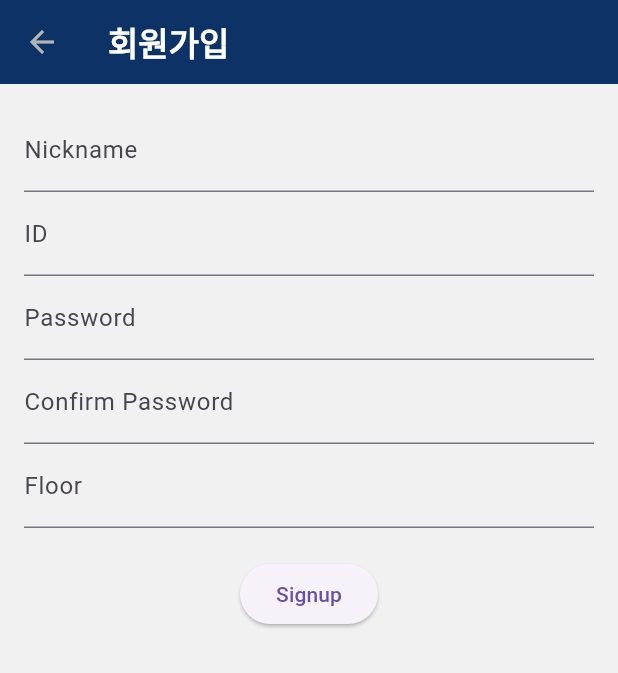
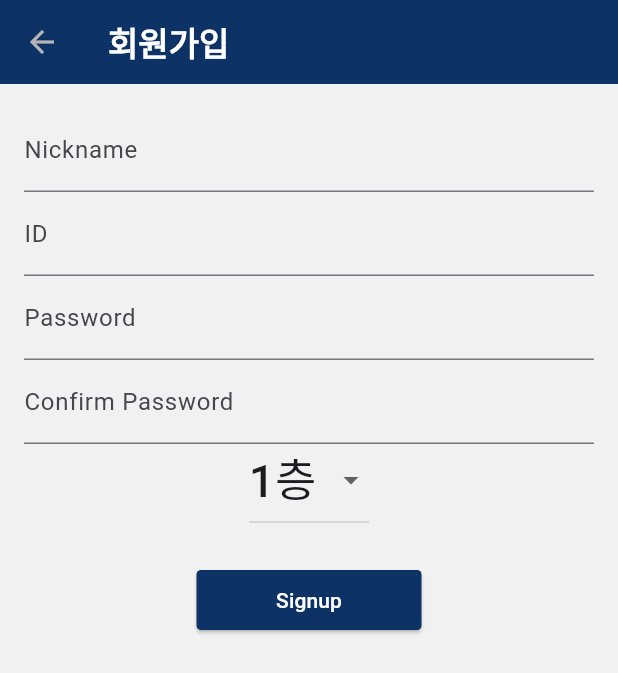
Before and after one commit to Dongwhi/KyungHee_Topia, a Flutter app: the SignupScreen screen opened directly with empty values, on a phone screen of 412 x 824 dp. Shown: the top 673 px of the screen. Run offline on Flutter 3.47's test engine with Material 3 defaults, Android fonts, the phone set to English and light mode, and no system bars; our stand-ins replace hive, hive_flutter; accounts and stored records are empty.

Commit message:
Add files via upload

```diff
--- a/lib/screens/login_screen.dart
+++ b/lib/screens/login_screen.dart
@@ -129,7 +129,7 @@ class LoginScreenState extends State<LoginScreen> {
                     decoration: const InputDecoration(
                       labelText: 'Password',
                     ),
-                    //obscureText: true, // 입력한거 안보이게 하는 코드
+                    obscureText: true, // 입력한거 안보이게 하는 코드
                   ),
                   const SizedBox(height: 16),
                   Row(
--- a/lib/screens/signup_screen.dart
+++ b/lib/screens/signup_screen.dart
@@ -18,7 +18,9 @@ class _SignupScreenState extends State<SignupScreen> {
   final _idController = TextEditingController();
   final _passwordController = TextEditingController();
   final _confirmPasswordController = TextEditingController();
-  final _floorController = TextEditingController();
+  // final _floorController = TextEditingController();
+
+  int floor_select = 1;
 
   @override
   Widget build(BuildContext context) {
@@ -65,24 +67,75 @@ class _SignupScreenState extends State<SignupScreen> {
                 labelText: 'Confirm Password',
               ),
             ),
-            TextField(
-              controller: _floorController,
-              decoration: InputDecoration(
-                labelText: 'Floor',
-              ),
-            ),
+            Container( // 첫 번째 위젯을 Container로 설정.
+                        width: 80, // Container 너비 설정.
+                        height: 60, // Container 높이 설정.
+                        child: DropdownButton( // Contrainer 안에 들어갈 위젯을 DropdownButton으로 설정.(층 선택용)
+                          isExpanded: true,
+                          items: const [ // DropdownButton 안에 들어갈 위젯들 설정.
+                            DropdownMenuItem( // DropdownMenuItem을 하나씩 설정해줌.
+                              value: 1, // 아이템의 value 설정.
+                              child: Text( // 아이템이 화면에 띄울 텍스트 설정.
+                                '1층',
+                                style: TextStyle( // 텍스트 스타일 설정.
+                                  fontSize: 30, // 텍스트 크기 설정.
+                                ),
+                              ),
+                            ),
+                            DropdownMenuItem(
+                              value: 2,
+                              child: Text(
+                                '2층',
+                                style: TextStyle(
+                                  fontSize: 30,
+                                ),
+                                ),
+                            ),
+                            DropdownMenuItem(
+                              value: 3,
+                              child: Text(
+                                '3층',
+                                style: TextStyle(
+                                  fontSize: 30,
+                                ),
+                                ),
+                            ),
+                          ],
+                          onChanged: (int? value){ // DropdownButton에서 value가 바뀌면 floor 변수를 value로 바꿈.
+                            setState(() {
+                              floor_select = value!;
+                            });
+                          },
+                          value: floor_select, // DropdownButton가 표시하는 현재 선택된 value를 바뀐 value로 만들어줌.
+                        ),
+                        ),
             SizedBox(height: 20),
             ElevatedButton(
+              child: const Text(
+                          'Signup',
+                          style: TextStyle(
+                            color: Colors.white,
+                          ),
+                        ),
+                        style: ElevatedButton.styleFrom(
+                          shape: RoundedRectangleBorder(	//모서리를 둥글게
+                            borderRadius: BorderRadius.circular(3)
+                          ),
+                          backgroundColor: Palette.khblue,
+                          fixedSize: Size(150, 40),
+                        ),
               onPressed: () {
                 // Add your signup logic here
                 String nickname = _nicknameController.text;
                 String id = _idController.text;
                 String password = _passwordController.text;
                 String confirmPassword = _confirmPasswordController.text;
+
                 bool floorErrorCheck = false;
-                int floor = 0;
+                int floor = 1;
+
                 try {
-                  floor = int.parse(_floorController.text);
+                  floor = int.parse(floor.toString());
                 } on FormatException{
                   floorErrorCheck = true;
                 }
@@ -100,7 +153,7 @@ class _SignupScreenState extends State<SignupScreen> {
                   print('Password: $password');
 
                   //box.add(User(widget.name, nickname, id, password, floor, false, [0, 0, 0, 0], 0, List.empty(growable : true)));  // put()은 key값이 인덱스로 자동 설정됨.
-                  box.put(widget.name, User(widget.name, nickname, id, password, floor, false, [0, 0, 0, 0], 0, List.empty(growable : true), ['${floor}층 채팅방']));
+                  box.put(widget.name, User(widget.name, nickname, id, password, floor, false, [0, 0, 0, 0, 0], 0, List.empty(growable : true), ['$floor_select층 채팅방']));
 
                   // Navigate to HomeScreen
                   Navigator.push(
@@ -115,8 +168,28 @@ class _SignupScreenState extends State<SignupScreen> {
                     ),
                   );
                 }
+                // if (password == confirmPassword) {
+                //   print('Nickname: $nickname');
+                //   print('ID: $id');
+                //   print('Password: $password');
+
+                //   //box.add(User(widget.name, nickname, id, password, floor, false, [0, 0, 0, 0], 0, List.empty(growable : true)));  // put()은 key값이 인덱스로 자동 설정됨.
+                //   box.put(widget.name, User(widget.name, nickname, id, password, floor, false, [0, 0, 0, 0], 0, List.empty(growable : true), ['$floor층 채팅방']));
+
+                //   // Navigate to HomeScreen
+                //   Navigator.push(
+                //     context,
+                //     MaterialPageRoute(builder: (context) => LoginScreen()),
+                //   );
+                // } else {
+                //   // Handle password mismatch
+                //   ScaffoldMessenger.of(context).showSnackBar(
+                //     SnackBar(
+                //       content: Text('Passwords do not match'),
+                //     ),
+                //   );
+                // }
               },
-              child: Text('Signup'),
             ),
           ],
         ),
```
